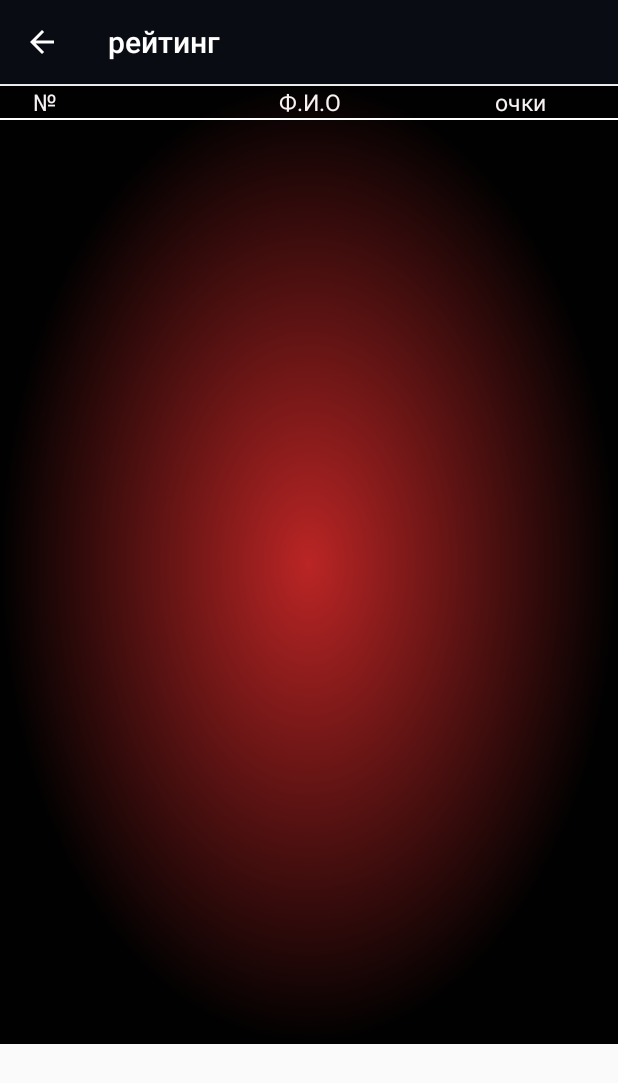
After one commit to tsv1982/Tansey, an Android app: the StudentReitingActivity screen opened directly, with no data from a screen before it, on a phone screen of 412 x 824 dp. The commit adds this screen. Shown: the top 1083 px of the screen. Run offline under Robolectric (Android 15) with nearby library versions, the phone set to English and light mode, and no system bars; our stand-ins replace Firebase (no records; nobody signed in at launch, a user with empty details on screens opened directly), Picasso; pictures from the network do not load.

Commit message:
22/09/2019/20:48

```diff
--- a/app/src/main/java/com/example/ex_1/activity/ErrorUserActivity.java
+++ b/app/src/main/java/com/example/ex_1/activity/newActivity/ErrorUserActivity.java
@@ -1,4 +1,4 @@
-package com.example.ex_1.activity;
+package com.example.ex_1.activity.newActivity;
 
 import androidx.appcompat.app.AppCompatActivity;
 
--- a/app/src/main/java/com/example/ex_1/activity/MessageActivity.java
+++ b/app/src/main/java/com/example/ex_1/activity/newActivity/MessageActivity.java
@@ -1,12 +1,14 @@
-package com.example.ex_1.activity;
+package com.example.ex_1.activity.newActivity;
 
 import androidx.annotation.NonNull;
 import androidx.annotation.Nullable;
 import androidx.appcompat.app.AlertDialog;
 import androidx.appcompat.app.AppCompatActivity;
 
+import android.app.ActivityManager;
 import android.content.Context;
 import android.content.DialogInterface;
+import android.content.Intent;
 import android.content.SharedPreferences;
 import android.graphics.Color;
 import android.os.Bundle;
@@ -61,6 +63,7 @@ public class MessageActivity extends AppCompatActivity implements View.OnClickLi
     protected void onCreate(Bundle savedInstanceState) {
         super.onCreate(savedInstanceState);
         setContentView(R.layout.activity_message);
+
 
         getWindow().setSoftInputMode(WindowManager.LayoutParams.SOFT_INPUT_STATE_HIDDEN); // убрать фокус при загрузке
 
--- /dev/null
+++ b/app/src/main/java/com/example/ex_1/activity/newActivity/StudentReitingActivity.java
@@ -0,0 +1,127 @@
+package com.example.ex_1.activity.newActivity;
+
+import androidx.annotation.NonNull;
+import androidx.annotation.Nullable;
+import androidx.appcompat.app.AppCompatActivity;
+
+import android.content.Intent;
+import android.content.SharedPreferences;
+import android.os.Bundle;
+import android.view.View;
+import android.widget.AdapterView;
+import android.widget.Button;
+import android.widget.ListView;
+
+import com.example.ex_1.Entity.StudentСardEntity;
+import com.example.ex_1.Entity.TrenierEntity;
+import com.example.ex_1.R;
+import com.example.ex_1.adapter.StudentReitingAdapter;
+import com.example.ex_1.adapter.StudentTrenierListAdapter;
+import com.google.firebase.database.ChildEventListener;
+import com.google.firebase.database.DataSnapshot;
+import com.google.firebase.database.DatabaseError;
+import com.google.firebase.database.DatabaseReference;
+import com.google.firebase.database.FirebaseDatabase;
+import com.google.gson.Gson;
+
+import java.util.ArrayList;
+
+public class StudentReitingActivity extends AppCompatActivity implements View.OnClickListener {
+
+    private SharedPreferences sharedPreferences;   // для сохранения позиции
+    private SharedPreferences.Editor editor;
+
+    private FirebaseDatabase firebaseDatabase = FirebaseDatabase.getInstance();
+    private DatabaseReference databaseReference = firebaseDatabase.getReference("student");
+
+    private ArrayList<StudentСardEntity> studentEntityArrayList = new ArrayList();  // list Entity тренеров
+    private ListView listViewReitingStudent;  // View для листа тренеров
+    private StudentReitingAdapter studentTrenierAdapter;
+
+    private Button btnRegactor;
+
+    String adminOrUser;
+
+    @Override
+    protected void onCreate(Bundle savedInstanceState) {
+        super.onCreate(savedInstanceState);
+        setContentView(R.layout.student_reiting_activity);
+
+                btnRegactor = findViewById(R.id.btn_Reiting_Student_Refactor);
+                btnRegactor.setOnClickListener(this);
+
+        sharedPreferences = getSharedPreferences("MyPref", MODE_PRIVATE);
+        adminOrUser = sharedPreferences.getString("passSaveUserOrAdmin", "");
+
+        if (adminOrUser.equals("admin")){
+            btnRegactor.setVisibility(View.VISIBLE);
+        }else {
+            btnRegactor.setVisibility(View.GONE);
+        }
+
+
+
+                listViewReitingStudent = findViewById(R.id.LV_Student_Reiting);  // передаем в адаптер лояут и лист объектов тренер
+                studentTrenierAdapter = new StudentReitingAdapter(this, R.layout.student_reiting_list, studentEntityArrayList);
+                listViewReitingStudent.setAdapter(studentTrenierAdapter);   // сетаем адаптер в листвиев
+
+                listViewReitingStudent.setOnItemClickListener(new AdapterView.OnItemClickListener() {
+                    @Override
+                    public void onItemClick(AdapterView<?> parent, View v, int position, long id) {
+//                position2 = position;
+//                Toast.makeText(v.getContext(), "группа добавлена \n" + trenerEntityArrayList.get(position).getNameTener(), Toast.LENGTH_LONG).show();
+
+
+                    }
+                });
+
+                databaseReference.addChildEventListener(new ChildEventListener() {
+                    @Override
+                    public void onChildAdded(@NonNull DataSnapshot dataSnapshot, @Nullable String s) {  //вытаскиваем с базы
+
+                        String s1 = String.valueOf(dataSnapshot.getValue());
+
+                        StudentСardEntity studentСardEntity = new Gson().fromJson(s1, StudentСardEntity.class);
+//                        studentСardEntity.setIdtrainers(dataSnapshot.getKey());  // присваиваем id c базы
+                        studentEntityArrayList.add(studentСardEntity);
+                        studentTrenierAdapter.notifyDataSetChanged();
+
+                    }
+
+                    @Override
+                    public void onChildChanged(@NonNull DataSnapshot dataSnapshot, @Nullable String s) {
+
+                    }
+
+                    @Override
+                    public void onChildRemoved(@NonNull DataSnapshot dataSnapshot) {
+
+                    }
+
+                    @Override
+                    public void onChildMoved(@NonNull DataSnapshot dataSnapshot, @Nullable String s) {
+
+                    }
+
+                    @Override
+                    public void onCancelled(@NonNull DatabaseError databaseError) {
+
+                    }
+                });
+
+            }
+
+
+
+
+            @Override
+            public void onClick(View view) {
+                switch (view.getId()){
+                    case R.id.btn_Reiting_Student_Refactor:{
+
+
+                        break;
+                    }
+                                   }
+            }
+        }
--- /dev/null
+++ b/app/src/main/java/com/example/ex_1/adapter/StudentReitingAdapter.java
@@ -0,0 +1,62 @@
+package com.example.ex_1.adapter;
+
+import android.content.Context;
+import android.view.LayoutInflater;
+import android.view.View;
+import android.view.ViewGroup;
+import android.widget.ArrayAdapter;
+import android.widget.ImageView;
+import android.widget.TextView;
+
+import com.example.ex_1.Entity.StudentСardEntity;
+import com.example.ex_1.Entity.TrenierEntity;
+import com.example.ex_1.R;
+import com.squareup.picasso.Picasso;
+
+import java.util.List;
+
+
+public class StudentReitingAdapter extends ArrayAdapter<StudentСardEntity> {
+
+    private LayoutInflater inflater;
+    private int layout;
+    private List<StudentСardEntity> studentList;
+
+    public StudentReitingAdapter(Context context, int resource, List<StudentСardEntity> studentList) {
+        super(context, resource, studentList);
+        this.studentList = studentList;
+        this.layout = resource;
+        this.inflater = LayoutInflater.from(context);
+    }
+
+    public View getView(int position, View convertView, ViewGroup parent) {
+
+        View view = inflater.inflate(this.layout, parent, false);
+
+        ImageView imageShop = view.findViewById(R.id.IV_Student_Reiting);
+        TextView nameShop = view.findViewById(R.id.TV_Name_student_Reiting);
+        TextView nomer = view.findViewById(R.id.TV_Reiting_Nomer_Porjadok);
+        TextView ochki = view.findViewById(R.id.TV_SumOchki_student_Reiting);
+
+        StudentСardEntity studentСardEntity = studentList.get(position);
+
+        nameShop.setText(studentСardEntity.getNameStudent());
+        nomer.setText(String.valueOf(position+1));
+
+        int summOchki = Integer.parseInt(studentСardEntity.getPressFact()) +
+        Integer.parseInt(studentСardEntity.getOtgimaniyFact()) +
+        Integer.parseInt(studentСardEntity.getPodtjagFact()) +
+        Integer.parseInt(studentСardEntity.getRoznogkaFact()) +
+        Integer.parseInt(studentСardEntity.getPrugkiFact());
+
+        ochki.setText(String.valueOf(summOchki));
+
+        Picasso.with(view.getContext())
+                .load(studentСardEntity.getUrlStudentFotoCard())
+                .placeholder(R.drawable.loading)   // заглушка во время загрузки
+                .error(R.drawable.loading_error)  // если еррор
+                .into(imageShop);
+
+        return view;
+    }
+}
--- a/app/src/main/res/layout/activity_error_user.xml
+++ b/app/src/main/res/layout/activity_error_user.xml
@@ -4,7 +4,7 @@
     android:layout_width="match_parent"
     android:layout_height="match_parent"
     android:background="@drawable/error_user_id"
-    tools:context=".activity.ErrorUserActivity">
+    tools:context=".activity.newActivity.ErrorUserActivity">
 
     <TextView
         android:id="@+id/TV_error_user"
--- a/app/src/main/res/layout/activity_message.xml
+++ b/app/src/main/res/layout/activity_message.xml
@@ -4,7 +4,7 @@
     xmlns:tools="http://schemas.android.com/tools"
     android:layout_width="match_parent"
     android:layout_height="match_parent"
-    tools:context=".activity.MessageActivity"
+    tools:context=".activity.newActivity.MessageActivity"
     android:background="@drawable/error_user_id"
     android:orientation="vertical">
 
--- /dev/null
+++ b/app/src/main/res/layout/student_reiting_activity.xml
@@ -0,0 +1,91 @@
+<?xml version="1.0" encoding="utf-8"?>
+<LinearLayout xmlns:android="http://schemas.android.com/apk/res/android"
+xmlns:app="http://schemas.android.com/apk/res-auto"
+xmlns:tools="http://schemas.android.com/tools"
+android:layout_width="match_parent"
+android:layout_height="wrap_content"
+tools:context=".activity.newActivity.StudentReitingActivity"
+android:background="@drawable/error_user_id"
+android:orientation="vertical">
+
+<LinearLayout
+    android:layout_width="match_parent"
+    android:layout_height="wrap_content"
+    android:orientation="horizontal">
+
+    <Button
+        android:id="@+id/btn_Reiting_Student_Refactor"
+        android:layout_width="match_parent"
+        android:layout_height="wrap_content"
+        android:layout_weight="1"
+        android:background="@color/colorPrimaryDark"
+        android:text="редактировать"
+        android:textColor="@color/colorEnterId" />
+
+</LinearLayout>
+
+    <View android:background="#ffffff"
+        android:layout_width = "match_parent"
+        android:layout_height="1dp"/>
+
+    <LinearLayout
+        android:layout_width="match_parent"
+        android:layout_height="wrap_content"
+        android:orientation="horizontal">
+
+        <TextView
+            android:layout_width="match_parent"
+            android:layout_height="wrap_content"
+            android:layout_weight="1"
+            android:textColor="@color/colorText"
+            android:textSize="15dp"
+            android:layout_marginLeft="22dp"
+            android:text="№"/>
+
+        <TextView
+            android:layout_width="match_parent"
+            android:layout_height="wrap_content"
+            android:layout_weight="1"
+            android:textColor="@color/colorText"
+            android:textSize="15dp"
+            android:text=""/>
+
+        <TextView
+            android:layout_width="match_parent"
+            android:layout_height="wrap_content"
+            android:layout_weight="1"
+            android:textColor="@color/colorText"
+            android:textAlignment="center"
+            android:textSize="15dp"
+            android:text="Ф.И.О"/>
+
+        <TextView
+            android:layout_width="match_parent"
+            android:layout_height="wrap_content"
+            android:layout_weight="1"
+            android:textColor="@color/colorText"
+            android:textSize="15dp"
+            android:text=""/>
+
+        <TextView
+            android:layout_width="match_parent"
+            android:layout_height="wrap_content"
+            android:layout_weight="1"
+            android:textColor="@color/colorText"
+            android:textSize="15dp"
+            android:text="очки"/>
+
+    </LinearLayout>
+
+    <View android:background="#ffffff"
+        android:layout_width = "match_parent"
+        android:layout_height="1dp"/>
+
+<ListView
+    android:id="@+id/LV_Student_Reiting"
+    android:layout_width="match_parent"
+    android:layout_height="wrap_content">
+
+</ListView>
+
+</LinearLayout>
```
Also changed, not shown: app/src/main/AndroidManifest.xml (+22 -23 lines), app/src/main/java/com/example/ex_1/activity/newActivity/HomeActivity.java (+20 -5 lines), app/src/main/java/com/example/ex_1/activity/newActivity/MyService.java (renamed from app/src/main/java/com/example/ex_1/activity/MyService.java, +5 -3 lines), app/src/main/java/com/example/ex_1/activity/newActivity/User_passActivity.java (+19 -7 lines), app/src/main/res/layout/student_reiting_list.xml (added, +62 -0 lines).
